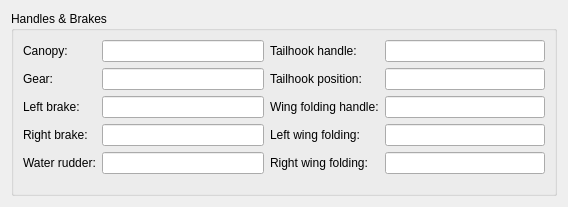
The window that src/UserInterface/src/Widget/AircraftHandleWidget.ui (till213/SkyDolly) describes before a commit, drawn with Qt 5.
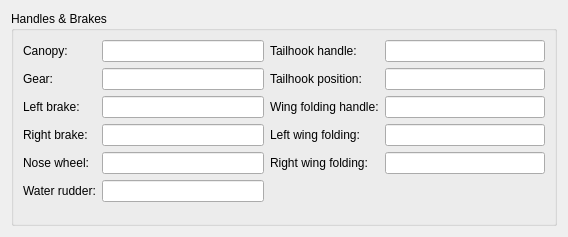
The same window after the commit.

Commit message:
Feature/nose wheel control (#169)
* Use std::abs() instead of qAbs()

* Add static_cast<int>

* Update geographiclib to v2.4 (44a5c2d)

* Update cpptrace to v0.6.3 (90de25f)

* Reset replay mode to "normal" when restoring a flight

- Properly initialse replay mode again when switching to the formation
module
- FIX: Do to initialise user aircraft position upon replay mode changes
when no flight is currently loaded ("no teleportation to the equator")

* Add nose wheel steering support

* Correct nose wheel steering direction

Patch:
```diff
--- a/src/UserInterface/src/Widget/AircraftHandleWidget.ui
+++ b/src/UserInterface/src/Widget/AircraftHandleWidget.ui
@@ -7,7 +7,7 @@
     <x>0</x>
     <y>0</y>
     <width>568</width>
-    <height>207</height>
+    <height>237</height>
    </rect>
   </property>
   <property name="windowTitle">
@@ -112,13 +112,23 @@
          </widget>
         </item>
         <item row="4" column="0">
+         <widget class="QLabel" name="label">
+          <property name="text">
+           <string>Nose wheel:</string>
+          </property>
+         </widget>
+        </item>
+        <item row="4" column="1">
+         <widget class="QLineEdit" name="steerInputControlLineEdit"/>
+        </item>
+        <item row="5" column="0">
          <widget class="QLabel" name="label_44">
           <property name="text">
            <string>Water rudder:</string>
           </property>
          </widget>
         </item>
-        <item row="4" column="1">
+        <item row="5" column="1">
          <widget class="QLineEdit" name="waterRudderLineEdit">
           <property name="minimumSize">
            <size>
```
The commit also changes 31 other files.
